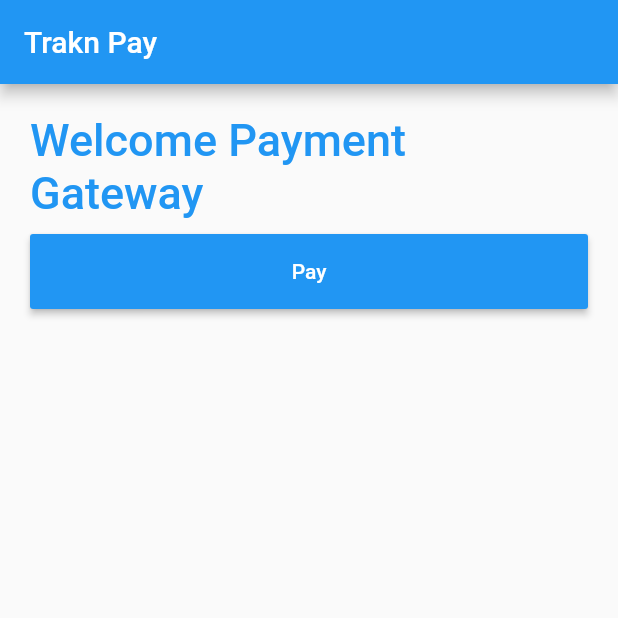
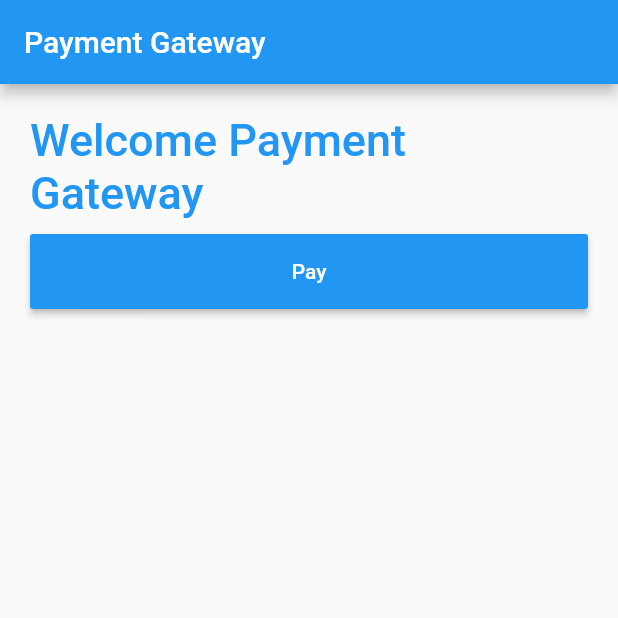
Before and after one commit to paymentgatewayintegration/payment-gateway-flutter, a Flutter app: the screen it shows after launch, on a phone screen of 412 x 824 dp, the top half of it. Run offline on Flutter 3.47's test engine with Material 2 defaults, Android fonts, the phone set to English and light mode, and no system bars.

Commit message:
Name updated

```diff
--- a/payment_gateway_flutter/example/lib/main.dart
+++ b/payment_gateway_flutter/example/lib/main.dart
@@ -33,7 +33,7 @@ class _MyAppState extends State<_AppState> {
     return MaterialApp(
       home: Scaffold(
         appBar: AppBar(
-          title: const Text('Trakn Pay'),
+          title: const Text('Payment Gateway'),
         ),
         body: Padding(
             padding: EdgeInsets.all(10),
```
